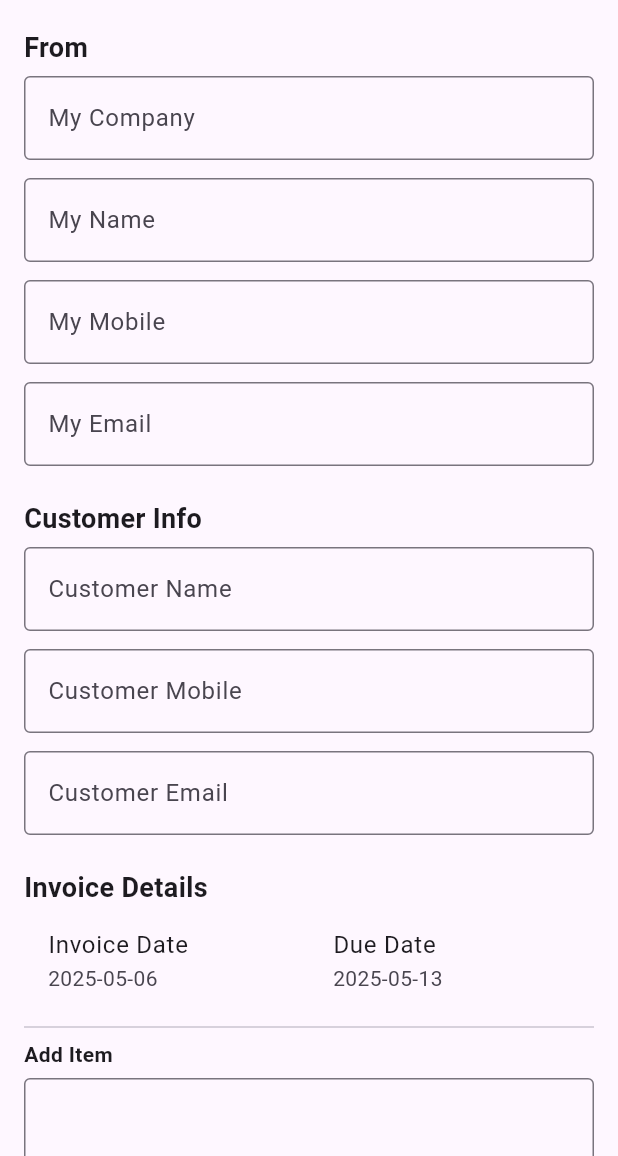
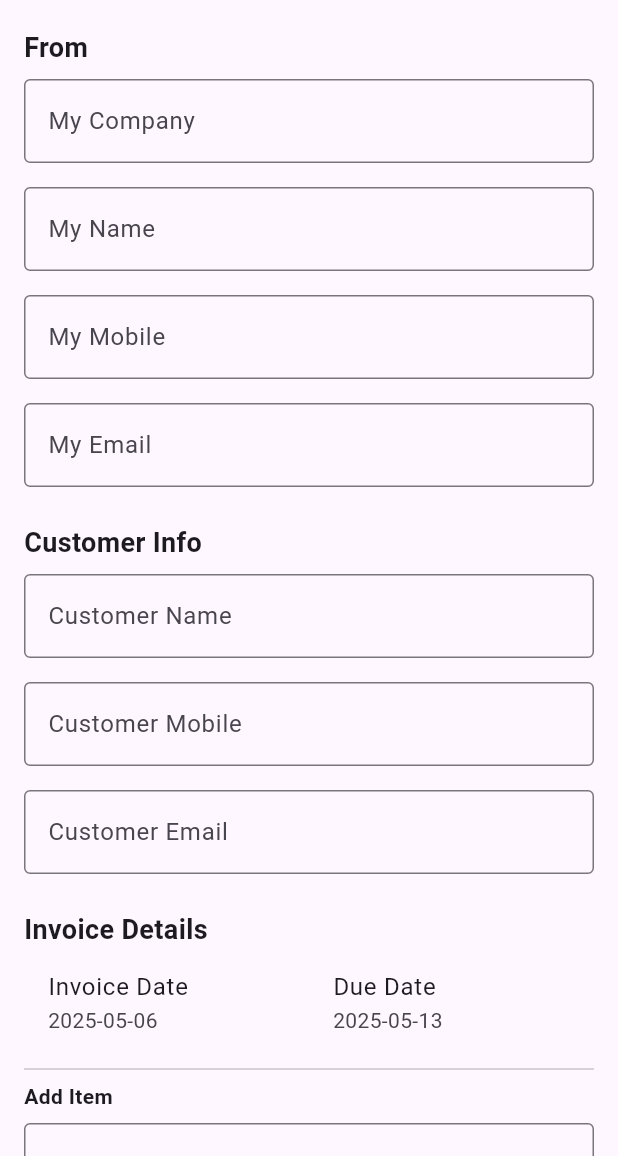
Before and after one commit to flutify-sa/flutify_invoices, a Flutter app: the screen it shows after launch, on a phone screen of 412 x 824 dp, the part 80-1236 px from its top. Run offline on Flutter 3.47's test engine with Material 3 defaults, Android fonts, the phone set to English and light mode, and no system bars.

Commit message:
ui changes

```diff
--- a/lib/custom_text_field.dart
+++ b/lib/custom_text_field.dart
@@ -2,28 +2,34 @@ import 'package:flutter/material.dart';
 
 class CustomTextField extends StatelessWidget {
   final String label;
+  final String? hintText;
   final TextEditingController controller;
-  final TextInputType keyboardType;
+  final TextInputType? keyboardType;
   final int maxLines;
+  final Function(String)? onChanged;
 
   const CustomTextField({
     super.key,
     required this.label,
     required this.controller,
-    this.keyboardType = TextInputType.text,
-    this.maxLines = 1, // Default to single-line unless specified
+    this.hintText,
+    this.keyboardType,
+    this.maxLines = 1,
+    this.onChanged,
   });
 
   @override
   Widget build(BuildContext context) {
     return Padding(
-      padding: const EdgeInsets.symmetric(vertical: 6.0),
+      padding: const EdgeInsets.symmetric(vertical: 8), // adds spacing between fields
       child: TextField(
         controller: controller,
         keyboardType: keyboardType,
         maxLines: maxLines,
+        onChanged: onChanged,
         decoration: InputDecoration(
           labelText: label,
+          hintText: hintText,
           border: const OutlineInputBorder(),
         ),
       ),
--- a/lib/invoice_form.dart
+++ b/lib/invoice_form.dart
@@ -13,7 +13,6 @@ class InvoiceFormScreen extends StatefulWidget {
 }
 
 class _InvoiceFormScreenState extends State<InvoiceFormScreen> {
-  // Controllers
   final _companyController = TextEditingController();
   final _nameController = TextEditingController();
   final _mobileController = TextEditingController();
@@ -26,7 +25,6 @@ class _InvoiceFormScreenState extends State<InvoiceFormScreen> {
   final _taxController = TextEditingController(text: "15");
   final _notesController = TextEditingController();
 
-  // Item entry
   final _itemDescController = TextEditingController();
   final _itemAmountController = TextEditingController();
 
@@ -74,14 +72,12 @@ class _InvoiceFormScreenState extends State<InvoiceFormScreen> {
   }
 
   void _saveInvoice() {
-    // Placeholder for save logic
     ScaffoldMessenger.of(context).showSnackBar(
       const SnackBar(content: Text("Invoice saved (not implemented)")),
     );
   }
 
   void _shareInvoice() {
-    // Placeholder for share logic
     ScaffoldMessenger.of(context).showSnackBar(
       const SnackBar(content: Text("Invoice shared (not implemented)")),
     );
@@ -98,7 +94,7 @@ appBar: AppBar(
             child: Image.asset(
               'assets/valknut.png',
               fit: BoxFit.contain,
-        height: 50, // Adjust height as needed
+              height: 50,
             ),
           ),
         ],
@@ -109,16 +105,48 @@ appBar: AppBar(
           crossAxisAlignment: CrossAxisAlignment.start,
           children: [
             const Text("From", style: TextStyle(fontWeight: FontWeight.bold, fontSize: 18)),
-            CustomTextField(label: "My Company", controller: _companyController),
-            CustomTextField(label: "My Name", controller: _nameController),
-            CustomTextField(label: "My Mobile", controller: _mobileController, keyboardType: TextInputType.phone),
-            CustomTextField(label: "My Email", controller: _emailController, keyboardType: TextInputType.emailAddress),
+            CustomTextField(
+              label: "My Company",
+              hintText: "e.g. Flutify Solutions",
+              controller: _companyController,
+            ),
+            CustomTextField(
+              label: "My Name",
+              hintText: "e.g. John Doe",
+              controller: _nameController,
+            ),
+            CustomTextField(
+              label: "My Mobile",
+              hintText: "e.g. +27 71 234 5678",
+              controller: _mobileController,
+              keyboardType: TextInputType.phone,
+            ),
+            CustomTextField(
+              label: "My Email",
+              hintText: "e.g. john@example.com",
+              controller: _emailController,
+              keyboardType: TextInputType.emailAddress,
+            ),
             const SizedBox(height: 16),
 
             const Text("Customer Info", style: TextStyle(fontWeight: FontWeight.bold, fontSize: 18)),
-            CustomTextField(label: "Customer Name", controller: _customerNameController),
-            CustomTextField(label: "Customer Mobile", controller: _customerMobileController, keyboardType: TextInputType.phone),
-            CustomTextField(label: "Customer Email", controller: _customerEmailController, keyboardType: TextInputType.emailAddress),
+            CustomTextField(
+              label: "Customer Name",
+              hintText: "e.g. Jane Smith",
+              controller: _customerNameController,
+            ),
+            CustomTextField(
+              label: "Customer Mobile",
+              hintText: "e.g. +27 82 987 6543",
+              controller: _customerMobileController,
+              keyboardType: TextInputType.phone,
+            ),
+            CustomTextField(
+              label: "Customer Email",
+              hintText: "e.g. jane@clientmail.com",
+              controller: _customerEmailController,
+              keyboardType: TextInputType.emailAddress,
+            ),
             const SizedBox(height: 16),
 
             const Text("Invoice Details", style: TextStyle(fontWeight: FontWeight.bold, fontSize: 18)),
@@ -144,20 +172,20 @@ appBar: AppBar(
             const Text("Add Item", style: TextStyle(fontWeight: FontWeight.bold)),
             CustomTextField(
               label: "Description",
+              hintText: "e.g. Logo design, Web development...",
               controller: _itemDescController,
               maxLines: 4,
             ),
             CustomTextField(
               label: "Amount (ZAR)",
+              hintText: "e.g. 1500.00",
               controller: _itemAmountController,
               keyboardType: TextInputType.numberWithOptions(decimal: true),
             ),
             ElevatedButton(
               onPressed: _addItem,
               style: ElevatedButton.styleFrom(
-    shape: RoundedRectangleBorder(
-      borderRadius: BorderRadius.circular(8),
-    ),
+                shape: RoundedRectangleBorder(borderRadius: BorderRadius.circular(8)),
               ),
               child: const Text("Add Item"),
             ),
@@ -169,10 +197,13 @@ ElevatedButton(
             const SizedBox(height: 16),
             CustomTextField(
               label: "Tax (%)",
+              hintText: "e.g. 15",
               controller: _taxController,
               keyboardType: TextInputType.numberWithOptions(decimal: true),
+              onChanged: (_) => setState(() {}),
             ),
             const SizedBox(height: 10),
+
             Align(
               alignment: Alignment.centerRight,
               child: Column(
@@ -188,9 +219,13 @@ ElevatedButton(
               ),
             ),
 
-
             const SizedBox(height: 20),
-            CustomTextField(label: "Notes", controller: _notesController, maxLines: 4,),
+            CustomTextField(
+              label: "Notes",
+              hintText: "e.g. Thank you for your business!",
+              controller: _notesController,
+              maxLines: 4,
+            ),
             const SizedBox(height: 20),
             Row(
               mainAxisAlignment: MainAxisAlignment.spaceEvenly,
@@ -200,9 +235,7 @@ ElevatedButton(
                   icon: const Icon(Icons.save),
                   label: const Text("Save"),
                   style: ElevatedButton.styleFrom(
-    shape: RoundedRectangleBorder(
-      borderRadius: BorderRadius.circular(8),
-    ),
+                    shape: RoundedRectangleBorder(borderRadius: BorderRadius.circular(8)),
                   ),
                 ),
                 ElevatedButton.icon(
@@ -210,12 +243,9 @@ ElevatedButton.icon(
                   icon: const Icon(Icons.share),
                   label: const Text("Share"),
                   style: ElevatedButton.styleFrom(
-    shape: RoundedRectangleBorder(
-      borderRadius: BorderRadius.circular(8),
+                    shape: RoundedRectangleBorder(borderRadius: BorderRadius.circular(8)),
                   ),
                 ),
-),
-
               ],
             ),
           ],
```
Lines whose indentation alone changed are shown as unchanged.
